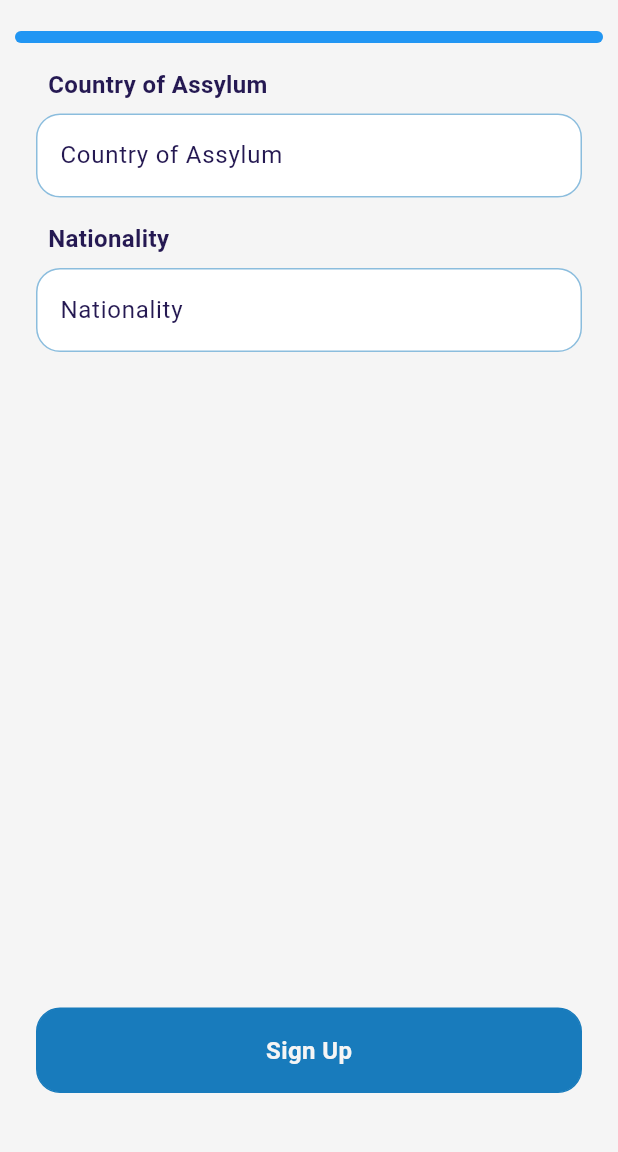
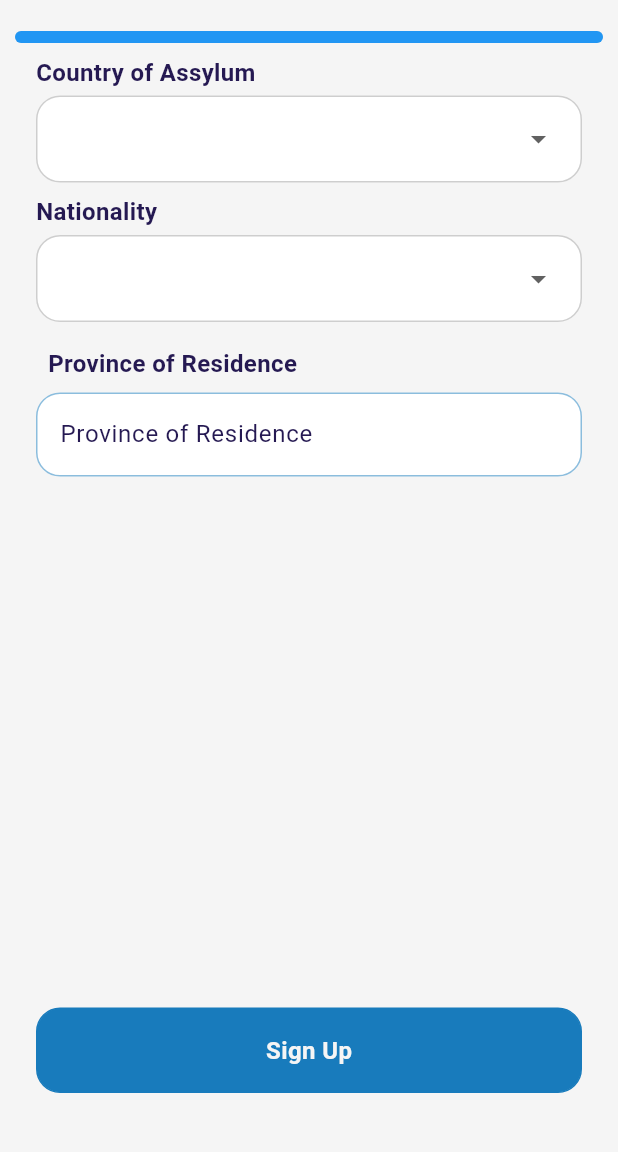
Before and after one commit to DigitalProductInnovationAndDevelopment/UNHCR-Mobile-Application, a Flutter app: the SignUpScreenStep3 screen opened directly with empty values, after a tap on "Sign Up", on a phone screen of 412 x 824 dp, the part 71-1223 px from its top. Run offline on Flutter 3.47's test engine with Material 3 defaults, Android fonts, the phone set to English and light mode, and no system bars; drawn by our look-alikes of percent_indicator; our stand-ins replace dio, flutter_chat_types, flutter_chat_ui, flutter_easyloading, flutter_riverpod, get_it and 6 more; accounts and stored records are empty; generated files the repository leaves out were written again; network calls fail.

Commit message:
feat: add signup flow

```diff
--- /dev/null
+++ b/my_case/lib/data/local/country_list.dart
@@ -0,0 +1,195 @@
+class CountryList {
+  static const List<String> countries = [
+    "Afghanistan",
+    "Albania",
+    "Algeria",
+    "Andorra",
+    "Angola",
+    "Antigua and Barbuda",
+    "Argentina",
+    "Armenia",
+    "Australia",
+    "Austria",
+    "Azerbaijan",
+    "The Bahamas",
+    "Bahrain",
+    "Bangladesh",
+    "Barbados",
+    "Belarus",
+    "Belgium",
+    "Belize",
+    "Benin",
+    "Bhutan",
+    "Bolivia",
+    "Bosnia and Herzegovina",
+    "Botswana",
+    "Brazil",
+    "Brunei",
+    "Bulgaria",
+    "Burkina Faso",
+    "Burundi",
+    "Cambodia",
+    "Cameroon",
+    "Canada",
+    "Cape Verde",
+    "Central African Republic",
+    "Chad",
+    "Chile",
+    "China",
+    "Colombia",
+    "Comoros",
+    "Republic of the Congo",
+    "Democratic Republic of the Congo",
+    "Costa Rica",
+    "Côte d'Ivoire",
+    "Croatia",
+    "Cuba",
+    "Cyprus",
+    "Czechia",
+    "Denmark",
+    "Djibuti",
+    "Dominica Republic",
+    "East Timor",
+    "Ecuador",
+    "Egypt",
+    "El Salvador",
+    "Equatorial Guinea",
+    "Eritrea",
+    "Estonia",
+    "Eswatini",
+    "Ethiopia",
+    "Fiji",
+    "Finland",
+    "France",
+    "Gabon",
+    "The Gambia",
+    "Georgia",
+    "Germany",
+    "Ghana",
+    "Greece",
+    "Grenada",
+    "Guatemala",
+    "Guinea",
+    "Guyana",
+    "Haiti",
+    "Honduras",
+    "Hong Kong",
+    "Hungary",
+    "Iceland",
+    "India",
+    "Indonesia",
+    "Iran",
+    "Iraq",
+    "Ireland",
+    "Israel",
+    "Italy",
+    "Jamaica",
+    "Japan",
+    "Jordan",
+    "Kazakhstan",
+    "Kenya",
+    "North Korea",
+    "South Korea",
+    "Kosovo",
+    "Kuwait",
+    "Kyrgyzstan",
+    "Laos",
+    "Latvia",
+    "Lebanon",
+    "Lesotho",
+    "Libya",
+    "Liechtenstein",
+    "Lithuania",
+    "Luxembourg",
+    "Madagascar",
+    "Malawi",
+    "Malaysia",
+    "Maldives",
+    "Mali",
+    "Malta",
+    "Marshall Islands",
+    "Mauritania",
+    "Mauritius",
+    "Mexico",
+    "Federated States of Micronesia",
+    "Moldova",
+    "Monaco",
+    "Mongolia",
+    "Montenegro",
+    "Morocco",
+    "Mozambique",
+    "Myanmar",
+    "Namibia",
+    "Nepal",
+    "The Netherlands",
+    "New Zealand",
+    "Nicaragua",
+    "Niger",
+    "Nigeria",
+    "North Macedonia",
+    "Norway",
+    "Oman",
+    "Pakistan",
+    "Palau",
+    "Palestine",
+    "Panama",
+    "Papua New Guinea",
+    "Paraguay",
+    "Peru",
+    "Philippines",
+    "Poland",
+    "Portugual",
+    "Qatar",
+    "Romania",
+    "Russia",
+    "Rwanda",
+    "Saint Kitts and Nevis",
+    "Saint Lucia",
+    "Saint Vincent and the Grenadines",
+    "Samoa",
+    "San Marino",
+    "São Tomé and Principe",
+    "Saudi Arabia",
+    "Senegal",
+    "Serbia",
+    "Seychelles",
+    "Sierra Leone",
+    "Singapore",
+    "Slovakia",
+    "Slovenia",
+    "Solomon Islands",
+    "Somalia",
+    "South Africa",
+    "South Sudan",
+    "Spain",
+    "Sri Lanka",
+    "Sudan",
+    "Sweden",
+    "Switzerland",
+    "Syria",
+    "Tajikistan",
+    "Tanzania",
+    "Thailand",
+    "Togo",
+    "Tonga",
+    "Trinidad and Tobago",
+    "Tunisia",
+    "Turkey",
+    "Turkmenistan",
+    "Tuvalu",
+    "Uganda",
+    "Ukraine",
+    "United Arab Emirates",
+    "United Kingdom",
+    "United States",
+    "Uruguay",
+    "Uzbekistan",
+    "Vanuatu",
+    "Vatican City",
+    "Venezuela",
+    "Vietnam",
+    "Yemen",
+    "Zambia",
+    "Zimbabwe"
+  ];
+}
--- a/my_case/lib/data/repositories/auth_repository.dart
+++ b/my_case/lib/data/repositories/auth_repository.dart
@@ -1,4 +1,5 @@
 import 'package:my_case/data/client/dio_client.dart';
+import 'package:my_case/features/authentication/sign_up/sign_up_ui_model.dart';
 
 class AuthRepository {
   static AuthRepository? _instance;
@@ -29,19 +30,24 @@ class AuthRepository {
   }
 
   Future<Map<String, dynamic>> signUp({
-    required String email,
-    required String password,
-    required String name,
-    required String surname,
+    SignUpUiModel? signUpUiModel,
   }) async {
     try {
       final response = await DioClient.instance.post(
         "/signup",
         data: {
-          "EmailAddress": email,
-          "Password": password,
-          "Name": name,
-          "Surname": surname,
+          "EmailAddress": signUpUiModel?.email,
+          "Password": signUpUiModel?.password,
+          "Name": signUpUiModel?.name,
+          "Surname": signUpUiModel?.surname,
+          "Gender": signUpUiModel?.gender,
+          "DateOfBirth": signUpUiModel?.dateOfBirth,
+          "PlaceOfBirth": signUpUiModel?.placeOfBirth,
+          "PhoneNumber": signUpUiModel?.phoneNumber,
+          "Address": signUpUiModel?.address,
+          "CountryOfAsylum": signUpUiModel?.countryOfAssylum,
+          "Nationality": signUpUiModel?.nationality,
+          "ProvinceOfResidence": signUpUiModel?.provinceOfResidence,
         },
       );
       return response;
--- a/my_case/lib/features/authentication/sign_up/sign_up_controller.dart
+++ b/my_case/lib/features/authentication/sign_up/sign_up_controller.dart
@@ -4,6 +4,7 @@ import 'package:flutter_riverpod/flutter_riverpod.dart';
 import 'package:go_router/go_router.dart';
 import 'package:my_case/core/core_platform/router/route_enums.dart';
 import 'package:my_case/data/repositories/auth_repository.dart';
+import 'package:my_case/features/authentication/sign_up/sign_up_ui_model.dart';
 
 final signUpControllerProvider = Provider<SignUpController>((ref) {
   return SignUpController(ref);
@@ -16,20 +17,21 @@ class SignUpController {
 
   Future<void> signUp({
     required BuildContext context,
-    required String email,
-    required String password,
-    required String name,
-    required String surname,
+    required SignUpUiModel signUpUiModel,
   }) async {
     EasyLoading.show();
 
     try {
       await AuthRepository().signUp(
-        email: email,
-        password: password,
-        name: name,
-        surname: surname,
+        signUpUiModel: signUpUiModel,
       );
+
+      EasyLoading.showSuccess(
+        "Sign up successful",
+        duration: const Duration(seconds: 1),
+      );
+
+      GoRouter.of(context).go(NavigationEnums.viewScreen.routeName);
     } catch (e) {
       EasyLoading.showError(
         e.toString(),
--- a/my_case/lib/features/authentication/sign_up/sign_up_screen.dart
+++ b/my_case/lib/features/authentication/sign_up/sign_up_screen.dart
@@ -82,6 +82,22 @@ class _SignUpScreenState extends ConsumerState<SignUpScreen> {
                   return;
                 }
 
+                final email = _emailController.text;
+                final emailRegex = RegExp(r'^[\w-\.]+@([\w-]+\.)+[\w-]{2,4}$');
+                if (!emailRegex.hasMatch(email)) {
+                  EasyLoading.showError("Please enter a valid email address");
+                  return;
+                }
+
+                if (_nameController.text.isEmpty ||
+                    _surnameController.text.isEmpty ||
+                    _emailController.text.isEmpty ||
+                    _passwordController.text.isEmpty ||
+                    _verifyPasswordController.text.isEmpty) {
+                  EasyLoading.showError("Please fill all fields");
+                  return;
+                }
+
                 GoRouter.of(context).push(
                   NavigationEnums.signUpScreenStep2.routeName,
                   extra: SignUpUiModel(
--- a/my_case/lib/features/authentication/sign_up/sign_up_screen_step2.dart
+++ b/my_case/lib/features/authentication/sign_up/sign_up_screen_step2.dart
@@ -101,11 +101,11 @@ class _SignUpScreenStep2State extends ConsumerState<SignUpScreenStep2> {
                 items: [
                   DropdownMenuItem(
                     child: Text("Male"),
-                    value: "1",
+                    value: "MALE",
                   ),
                   DropdownMenuItem(
                     child: Text("Female"),
-                    value: "2",
+                    value: "FEMALE",
                   ),
                 ],
               ),
--- a/my_case/lib/features/authentication/sign_up/sign_up_screen_step3.dart
+++ b/my_case/lib/features/authentication/sign_up/sign_up_screen_step3.dart
@@ -5,6 +5,9 @@ import 'package:my_case/core/design_system/components/c_button.dart';
 import 'package:my_case/core/design_system/components/c_logo.dart';
 import 'package:my_case/core/design_system/components/c_scaffold.dart';
 import 'package:my_case/core/design_system/components/c_text_field.dart';
+import 'package:my_case/core/extensions/text_theme_extensions.dart';
+import 'package:my_case/data/local/country_list.dart';
+import 'package:my_case/features/authentication/sign_up/sign_up_controller.dart';
 import 'package:my_case/features/authentication/sign_up/sign_up_ui_model.dart';
 
 class SignUpScreenStep3 extends ConsumerStatefulWidget {
@@ -19,8 +22,9 @@ class SignUpScreenStep3 extends ConsumerStatefulWidget {
 }
 
 class _SignUpScreenStep2State extends ConsumerState<SignUpScreenStep3> {
-  final TextEditingController _countryOfAssylumController = TextEditingController();
-  final TextEditingController _nationalityController = TextEditingController();
+  String? _countryOfAssylumController;
+  String? _nationalityController;
+  final TextEditingController _provinceOfResidenceController = TextEditingController();
 
   @override
   Widget build(BuildContext context) {
@@ -37,24 +41,93 @@ class _SignUpScreenStep2State extends ConsumerState<SignUpScreenStep3> {
       body: Padding(
         padding: const EdgeInsets.only(left: 24, right: 24),
         child: Column(
-          crossAxisAlignment: CrossAxisAlignment.center,
+          crossAxisAlignment: CrossAxisAlignment.start,
           children: [
             const SizedBox(height: 8),
-            CTextField(
-              hintText: "Country of Assylum",
-              title: "Country of Assylum",
-              controller: _countryOfAssylumController,
+            Text(
+              "Country of Assylum",
+              style: context.text16Bold,
+            ),
+            const SizedBox(height: 4),
+            Container(
+              padding: const EdgeInsets.symmetric(horizontal: 16, vertical: 4),
+              decoration: BoxDecoration(
+                color: Colors.white,
+                border: Border.all(
+                  color: Colors.grey.withOpacity(0.5),
+                ),
+                borderRadius: BorderRadius.circular(16),
+              ),
+              width: double.infinity,
+              child: DropdownButton<String>(
+                isExpanded: true,
+                underline: Container(),
+                value: _countryOfAssylumController,
+                onChanged: (String? newValue) {
+                  setState(() {
+                    _countryOfAssylumController = newValue!;
+                  });
+                },
+                items: CountryList.countries.map<DropdownMenuItem<String>>((String country) {
+                  return DropdownMenuItem<String>(
+                    value: country,
+                    child: Text(country),
+                  );
+                }).toList(),
+              ),
+            ),
+            const SizedBox(height: 8),
+            Text(
+              "Nationality",
+              style: context.text16Bold,
+            ),
+            const SizedBox(height: 4),
+            Container(
+              padding: const EdgeInsets.symmetric(horizontal: 16, vertical: 4),
+              decoration: BoxDecoration(
+                color: Colors.white,
+                border: Border.all(
+                  color: Colors.grey.withOpacity(0.5),
+                ),
+                borderRadius: BorderRadius.circular(16),
+              ),
+              width: double.infinity,
+              child: DropdownButton<String>(
+                isExpanded: true,
+                underline: Container(),
+                value: _nationalityController,
+                onChanged: (String? newValue) {
+                  setState(() {
+                    _nationalityController = newValue!;
+                  });
+                },
+                items: CountryList.countries.map<DropdownMenuItem<String>>((String country) {
+                  return DropdownMenuItem<String>(
+                    value: country,
+                    child: Text(country),
+                  );
+                }).toList(),
+              ),
             ),
             const SizedBox(height: 8),
             CTextField(
-              hintText: "Nationality",
-              title: "Nationality",
-              controller: _nationalityController,
+              hintText: "Province of Residence",
+              title: "Province of Residence",
+              controller: _provinceOfResidenceController,
             ),
             const Spacer(),
             CButton(
               text: "Sign Up",
-              onTap: () {},
+              onTap: () {
+                ref.read(signUpControllerProvider).signUp(
+                      context: context,
+                      signUpUiModel: widget.signUpUiModel.copyWith(
+                        countryOfAssylum: _countryOfAssylumController,
+                        nationality: _nationalityController,
+                        provinceOfResidence: _provinceOfResidenceController.text,
+                      ),
+                    );
+              },
             ),
             const SizedBox(height: 48),
           ],
--- a/my_case/lib/features/authentication/sign_up/sign_up_ui_model.dart
+++ b/my_case/lib/features/authentication/sign_up/sign_up_ui_model.dart
@@ -10,6 +10,7 @@ class SignUpUiModel {
   final String? address;
   final String? countryOfAssylum;
   final String? nationality;
+  final String? provinceOfResidence;
 
   SignUpUiModel({
     this.email,
@@ -23,6 +24,7 @@ class SignUpUiModel {
     this.gender,
     this.nationality,
     this.phoneNumber,
+    this.provinceOfResidence,
   });
 
   SignUpUiModel copyWith({
@@ -37,6 +39,7 @@ class SignUpUiModel {
     String? address,
     String? countryOfAssylum,
     String? nationality,
+    String? provinceOfResidence,
   }) {
     return SignUpUiModel(
       email: email ?? this.email,
@@ -50,6 +53,7 @@ class SignUpUiModel {
       address: address ?? this.address,
       countryOfAssylum: countryOfAssylum ?? this.countryOfAssylum,
       nationality: nationality ?? this.nationality,
+      provinceOfResidence: provinceOfResidence ?? this.provinceOfResidence,
     );
   }
 }
--- a/my_case/pubspec.yaml
+++ b/my_case/pubspec.yaml
@@ -41,6 +41,7 @@ dependencies:
   flutter_chat_ui: ^1.6.13
   percent_indicator: ^4.2.3
   flutter_easyloading: ^3.0.5
+  formz: ^0.7.0
 
 
 dev_dependencies:
```
Also changed, not shown: my_case/pubspec.lock.
